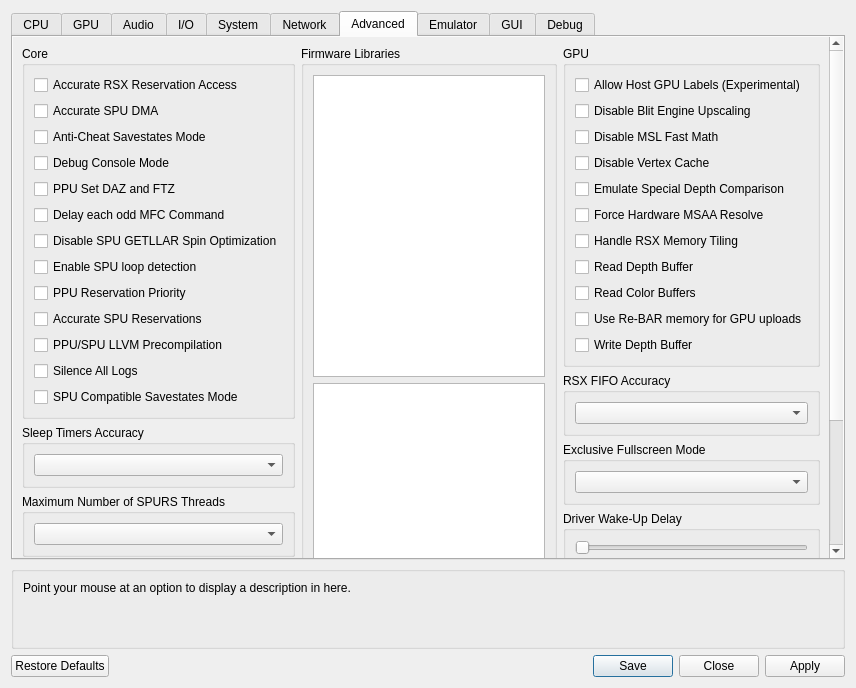
First picture: the form in rpcs3/rpcs3qt/settings_dialog.ui, repository RPCS3/rpcs3, before the edit.
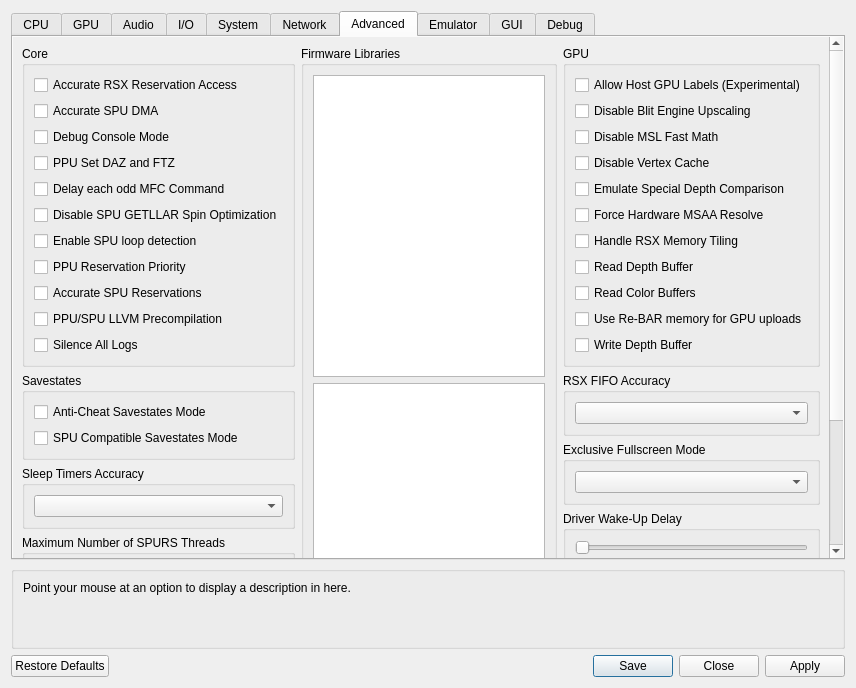
Second picture: the form after the edit. The open tabs and pages were chosen to show the change. Icons and pictures are not drawn. Custom widgets are drawn as their Qt base class.

Commit message: gui: Add "Savestates" section in Advanced

The edit to the form file:
```diff
--- a/rpcs3/rpcs3qt/settings_dialog.ui
+++ b/rpcs3/rpcs3qt/settings_dialog.ui
@@ -2509,13 +2509,6 @@
                     </property>
                    </widget>
                   </item>
-                  <item>
-                   <widget class="QCheckBox" name="antiCheatSavestates">
-                    <property name="text">
-                     <string>Anti-Cheat Savestates Mode</string>
-                    </property>
-                   </widget>
-                  </item>
                   <item>
                    <widget class="QCheckBox" name="debugConsoleMode">
                     <property name="text">
@@ -2576,6 +2569,28 @@
                    <widget class="QCheckBox" name="silenceAllLogs">
                     <property name="text">
                      <string>Silence All Logs</string>
+                    </property>
+                   </widget>
+                  </item>
+                 </layout>
+                </widget>
+               </item>
+              <item>
+                <widget class="QGroupBox" name="gb_advanced_savestates">
+                 <property name="sizePolicy">
+                  <sizepolicy hsizetype="Preferred" vsizetype="Minimum">
+                   <horstretch>0</horstretch>
+                   <verstretch>0</verstretch>
+                  </sizepolicy>
+                 </property>
+                 <property name="title">
+                  <string>Savestates</string>
+                 </property>
+                 <layout class="QVBoxLayout" name="gb_advanced_savestates_layout">
+                  <item>
+                   <widget class="QCheckBox" name="antiCheatSavestates">
+                    <property name="text">
+                     <string>Anti-Cheat Savestates Mode</string>
                     </property>
                    </widget>
                   </item>
```
